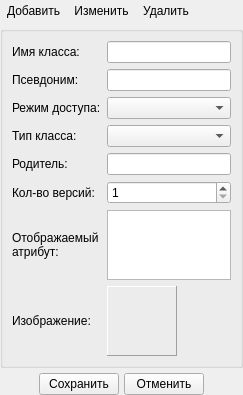
This is src/plugins/modeleride/classwidget.ui in rdnvndr/raindrop as Qt 5 draws it before an edit. The edited form follows.
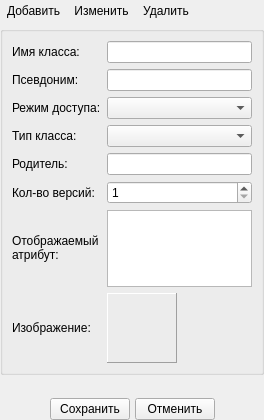
This is the edited form. Icons and pictures are not drawn. Custom widgets are drawn as their Qt base class.

Diff of the .ui file:
```diff
--- a/src/plugins/modeleride/classwidget.ui
+++ b/src/plugins/modeleride/classwidget.ui
@@ -6,8 +6,8 @@
    <rect>
     <x>0</x>
     <y>0</y>
-    <width>243</width>
-    <height>379</height>
+    <width>264</width>
+    <height>420</height>
    </rect>
   </property>
   <property name="windowTitle">
```
Left out of the diff: 2 changed lines with no effect on the pictures.
